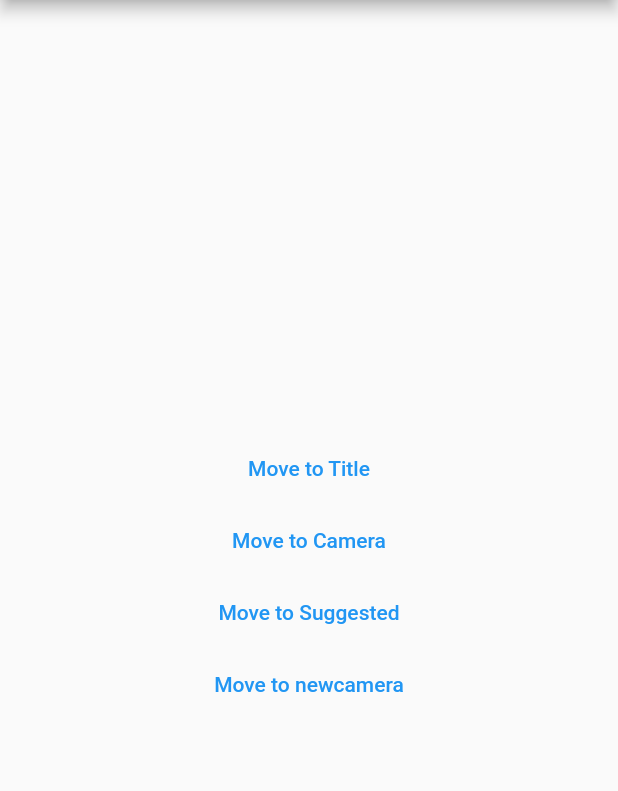
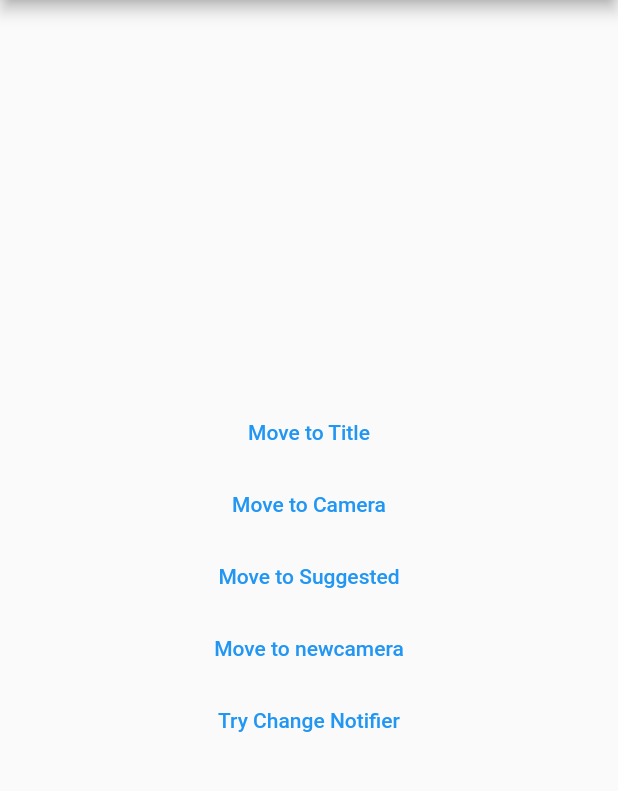
Before and after one commit to kesota/animal_detection_app, a Flutter app: the screen it shows after launch, on a phone screen of 412 x 824 dp, the part 84-875 px from its top. Run offline on Flutter 3.47's test engine with Material 2 defaults, Android fonts, the phone set to English and light mode, and no system bars; our stand-ins replace camera, logger.

Commit message:
Implement ChangeNotifier

```diff
--- a/app/lib/main.dart
+++ b/app/lib/main.dart
@@ -1,17 +1,19 @@
+import 'package:app/util/camera_notifier.dart';
 import 'package:app/util/logger_manager.dart';
 import 'package:app/view/newcamera.dart';
 import 'package:app/view/picture_display_view.dart';
+import 'package:app/view/test.dart';
 import 'package:app/view/title_page.dart';
 import 'package:app/view/camera_view.dart';
 import 'package:app/view/suggested_camera_view.dart';
 import 'package:camera/camera.dart';
 import 'package:flutter/material.dart';
+import 'package:provider/provider.dart';
 
 Future<void> main() async{
   WidgetsFlutterBinding.ensureInitialized();
   // This will list all the available cameras
   final cameras = await availableCameras();
-
   // Get a specific camera from the list of available cameras.
   final firstCamera = cameras.first;
   runApp(MyApp(camera: cameras));
@@ -23,7 +25,9 @@ class MyApp extends StatelessWidget {
 
   @override
   Widget build(BuildContext context) {
-    return MaterialApp(
+    return ChangeNotifierProvider(
+        create: (context) => CameraNotifier(),
+        child: MaterialApp(
           title: 'Sample App',
           theme: ThemeData(
             primarySwatch: Colors.blue,
@@ -37,8 +41,10 @@ class MyApp extends StatelessWidget {
             '/suggested': (context) => SuggestedView(),
             '/newcamera': (context) => NewCameraView(camera: camera),
             '/newcamera/photo':(context) => PictureDisplayView(''),
+            '/Test': (context) => TestView(),
 
           },
+        ),
     );
   }
 }
@@ -69,6 +75,9 @@ class _MyHomePageState extends State<MyHomePage> {
                       'Move to Suggested'),
                   _moveToPage('/newcamera', 'newcamera Page is pushed',
                       'Move to newcamera'),
+
+                  _moveToPage('/Test', 'Test page is pushed', 'Try Change Notifier')
+
                 ]
             ),
           ),
--- /dev/null
+++ b/app/lib/util/camera_notifier.dart
@@ -0,0 +1,13 @@
+
+
+
+import 'package:flutter/material.dart';
+
+class CameraNotifier extends ChangeNotifier {
+  String fruit = 'unknown';
+
+  void changeFruit(String newFruit){
+    fruit = newFruit;
+    notifyListeners();
+  }
+}
--- a/app/lib/view/newcamera.dart
+++ b/app/lib/view/newcamera.dart
@@ -1,8 +1,10 @@
 
+import 'package:app/util/camera_notifier.dart';
 import 'package:app/view/picture_display_view.dart';
 import 'package:app/view_model/newcamera_view_model.dart';
 import 'package:camera/camera.dart';
 import 'package:flutter/material.dart';
+import 'package:provider/provider.dart';
 
 class NewCameraView extends StatefulWidget{
   const NewCameraView({Key? key, required this.camera}) : super(key:key);
@@ -49,14 +51,14 @@ class _NewCameraState extends State<NewCameraView>{
                             _viewModel.controller,
                             child: Row(
                               children: [
-                                Padding(padding: EdgeInsets.all(2.5)),
+                                const Padding(padding: EdgeInsets.all(2.5)),
                                 Container(
                                   width: 50,
                                   height: 100,
                                   decoration: _boxBorder(),
                                   child: Column(
                                     mainAxisAlignment: MainAxisAlignment.center,
-                                    children: [
+                                    children: const [
                                       Icon(Icons.home,),
                                       Icon(Icons.group),
                                       Icon(Icons.menu_book_sharp)
--- a/app/pubspec.yaml
+++ b/app/pubspec.yaml
@@ -33,6 +33,7 @@ dependencies:
   path_provider:
   path:
   logger: ^1.1.0
+  provider: ^6.0.3
 
 
   # The following adds the Cupertino Icons font to your application.
```
Also changed, not shown: app/lib/view/test.dart (added, +34 -0 lines). Lines whose indentation alone changed are shown as unchanged.
